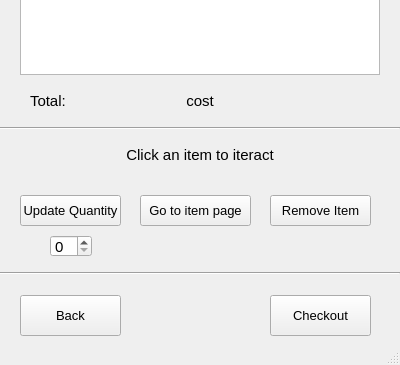
Pirhomega/5153-Software-Engineering, file pyqt/ui_files/shopping_cart.ui: the form before one commit; both pictures show x 0 to 400 and y 235 to 600 of the 400 by 600 pixel window.
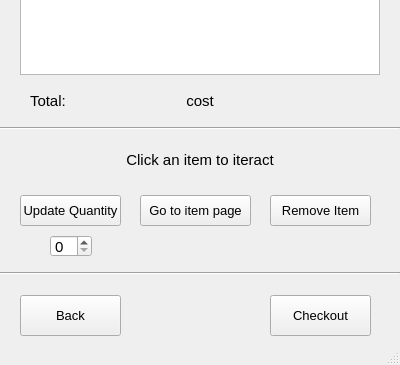
The form after the commit.

Commit message: fixed a shopping cart label size so it doesn't cut off text

```diff
--- a/pyqt/ui_files/shopping_cart.ui
+++ b/pyqt/ui_files/shopping_cart.ui
@@ -133,9 +133,9 @@
     <property name="geometry">
      <rect>
       <x>0</x>
-      <y>380</y>
+      <y>360</y>
       <width>400</width>
-      <height>20</height>
+      <height>70</height>
      </rect>
     </property>
     <property name="text">
```
The commit also changes 1 other file.
